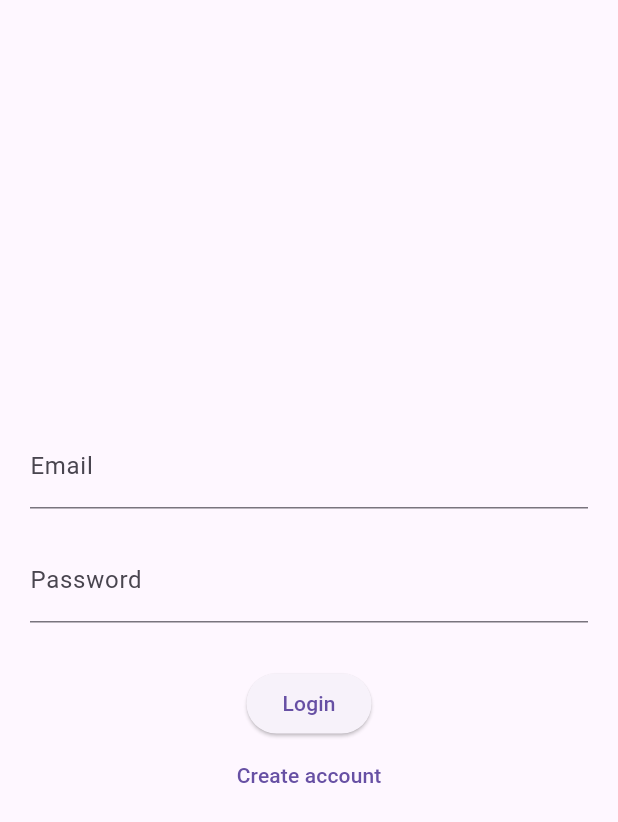
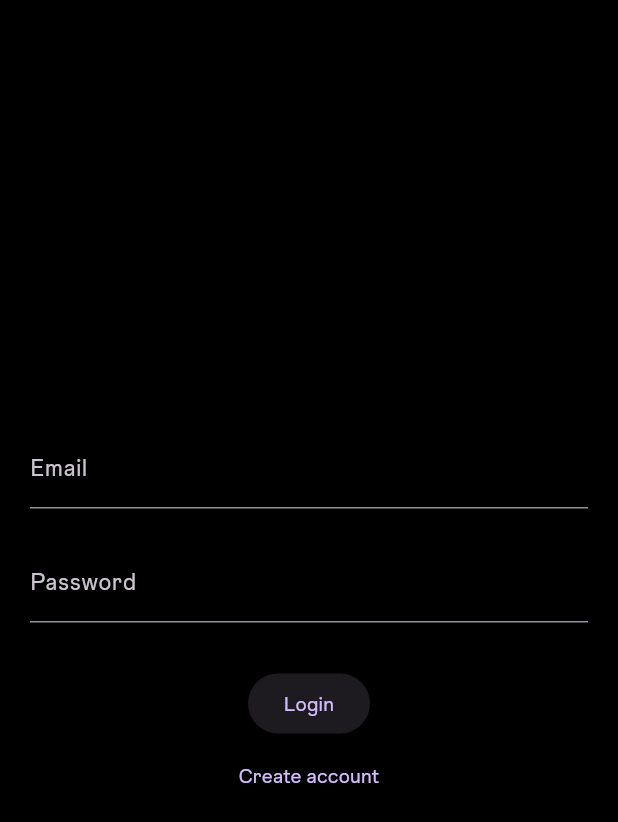
Before and after one commit to biso207/Vez, a Flutter app: the screen it shows after launch, on a phone screen of 412 x 824 dp. Shown: the top 822 px of the screen. Run offline on Flutter 3.47's test engine with Material 3 defaults, Android fonts, the phone set to English and light mode, and no system bars; our stand-ins replace image_picker; project files that could hold a hidden picture were left out.

Commit message:
refine app styling and update signup response handling
- Add `InstagramSans` custom font assets and configure them in `pubspec.yaml`.
- Update `main.dart` with a global dark theme, custom color scheme, and typography settings.
- Refactor `RemoteDbService.signup` to return the HTTP status code instead of a boolean.
- Update `SignupPage` to handle specific HTTP status codes (200/201 for success, 409 for duplicate username).
- Include `profileImage` in the user registration payload.

```diff
--- a/lib/main.dart
+++ b/lib/main.dart
@@ -11,8 +11,31 @@ class MyApp extends StatelessWidget {
   @override
   Widget build(BuildContext context) {
     return MaterialApp(
-      debugShowCheckedModeBanner: false,
-      home: LoadingPage(),
+        title: 'Vez',
+        theme: ThemeData(
+          useMaterial3: true,
+          // Imposta il font globale qui
+          fontFamily: 'InstagramSans',
+
+          // defining the colors scheme
+          colorScheme: ColorScheme.fromSeed(
+            seedColor: Colors.deepPurple,  // color for the buttons
+            brightness: Brightness.dark,   // dark theme
+            surface: Colors.black,         // bg color for scaffolds and cards
+          ),
+
+
+          // global config for the texts
+          textTheme: const TextTheme(
+            bodyLarge: TextStyle(color: Colors.white),
+            bodyMedium: TextStyle(color: Colors.white),
+            displayLarge: TextStyle(color: Colors.white, fontWeight: FontWeight.bold),
+          ),
+
+        ),
+
+        debugShowCheckedModeBanner: false,
+        home: LoadingPage(),
     );
   }
 }
```
Also changed, not shown: lib/screens/signup_screen.dart (+9 -4 lines), lib/services/remote_db_service.dart (+4 -16 lines), pubspec.yaml (+7 -20 lines), assets/fonts/InstagramSans-Bold.ttf (added), assets/fonts/InstagramSans-Headline.otf (added), assets/fonts/InstagramSans-Light.ttf (added), assets/fonts/InstagramSans-Medium.ttf (added), assets/fonts/InstagramSans-Regular.ttf (added).
